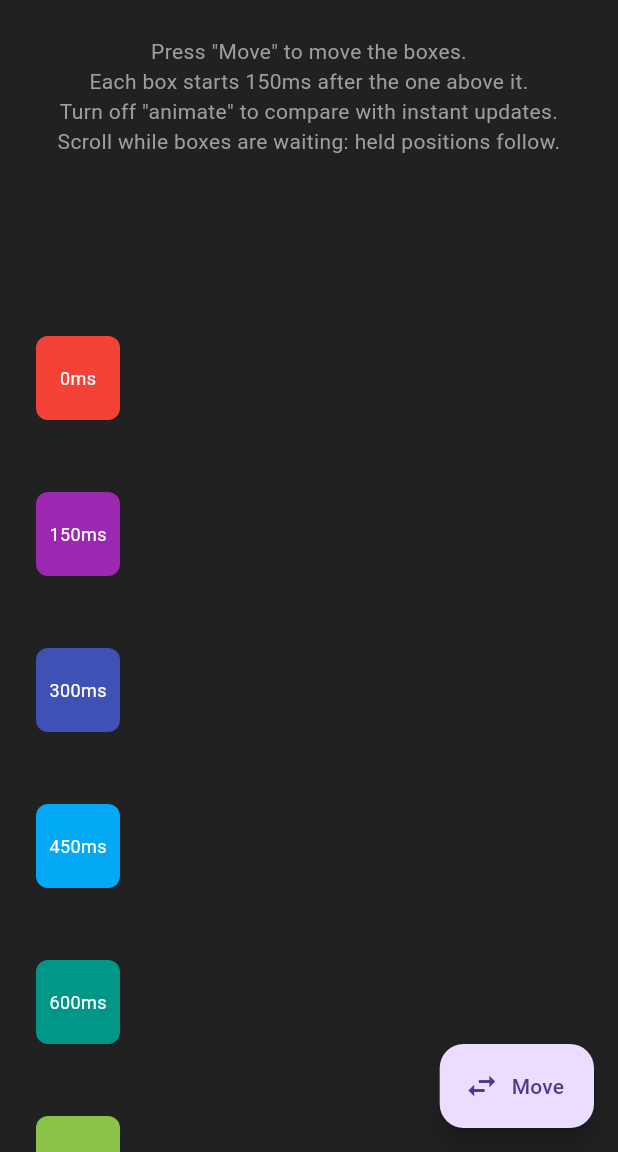
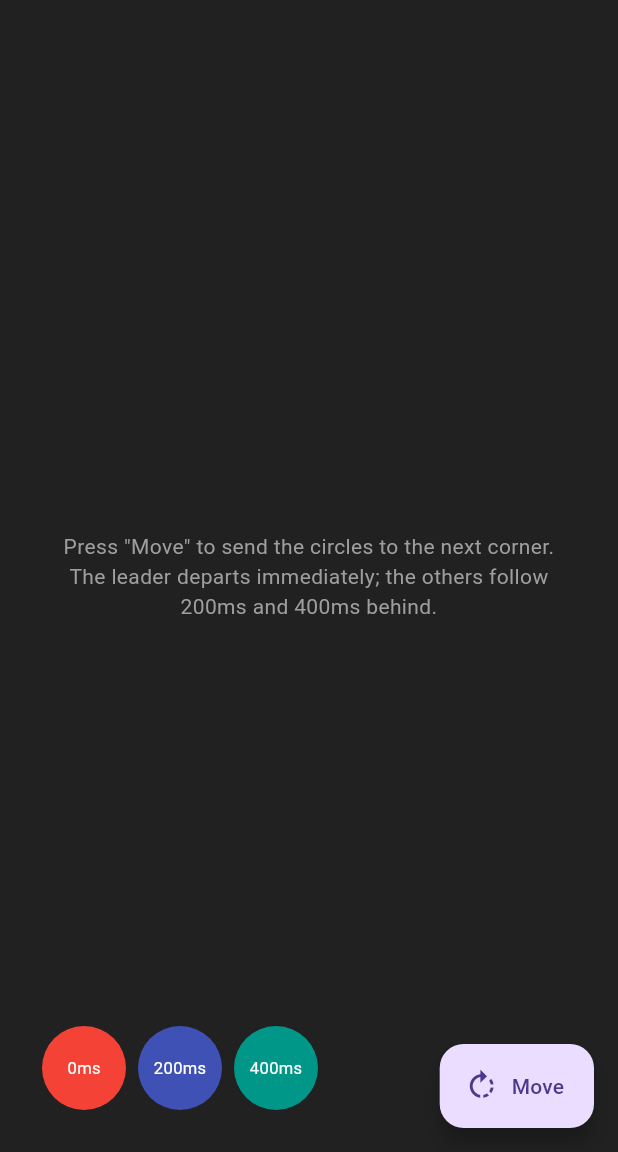
Before and after one commit to chooyan-eng/animated_to, a Flutter app: the screen it shows after launch, in the side drawer, after a tap on "Delayed Animation", on a phone screen of 412 x 824 dp, the part 84-1236 px from its top. Run offline on Flutter 3.47's test engine with Material 3 defaults, Android fonts, the phone set to English and light mode, and no system bars; missing offline and left inert: motor.

Commit message:
change: rework delayed animation example into corner-cycling trail
Three circles travel around the four corners (bottom-left -> top-left
-> top-right -> bottom-right), alternating between a horizontal row
and a vertical column on every move. The leader departs immediately
and the others trail 200ms/400ms behind. Repeated presses while
followers are still waiting exercise the per-change reservation queue.

Replaces the scrollable box list (kept in history at d312baa for
scroll-compensation verification).

Co-Authored-By: Claude Fable 5 <noreply@anthropic.com>

```diff
--- a/example/lib/delayed_animation_page.dart
+++ b/example/lib/delayed_animation_page.dart
@@ -3,15 +3,19 @@ import 'package:flutter/material.dart';
 
 /// Demonstrates the `delay` argument of [AnimatedTo].
 ///
-/// Each box waits `index * 150ms` after its position changes before starting
-/// to animate, so a single rebuild produces a staggered (cascading) motion.
+/// Three circles travel around the four corners of the screen, alternating
+/// between a horizontal row and a vertical column:
+///
+///   bottom-left (row) -> top-left (column) -> top-right (row)
+///     -> bottom-right (column) -> back to bottom-left
+///
+/// The first circle moves immediately and the others follow one by one
+/// (index * 200ms), trailing behind like a queue.
 ///
 /// Things to try:
-/// - Press "Move" once and watch the cascade: boxes further down start later.
-/// - Press "Move" again while boxes are still waiting: each press reserves
-///   its own start (deadlines are never reset), so the first reservation
-///   departs on time and the next one redirects afterwards — including
-///   coming back when the destination is the original position.
+/// - Press "Move" repeatedly before the trailing circles have departed:
+///   every press reserves its own start (deadlines are never reset), so each
+///   circle still visits the corners in order, just later than the leader.
 /// - Turn off "animate" to compare with instant (non-animated) updates.
 class DelayedAnimationPage extends StatefulWidget {
   const DelayedAnimationPage({super.key});
@@ -21,28 +25,29 @@ class DelayedAnimationPage extends StatefulWidget {
 }
 
 class _DelayedAnimationPageState extends State<DelayedAnimationPage> {
-  static const _boxCount = 6;
+  static const _circleCount = 3;
 
-  bool _isLeft = true;
+  /// 0: bottom-left (row), 1: top-left (column),
+  /// 2: top-right (row), 3: bottom-right (column)
+  var _corner = 0;
   bool _useSpring = false;
   bool _animationEnabled = true;
 
-  final _keys = List.generate(_boxCount, (index) => GlobalKey());
+  final _keys = List.generate(_circleCount, (index) => GlobalKey());
 
-  /// Shared with [SingleChildScrollView] and every [AnimatedTo] so that
-  /// scrolling is not misdetected as a position change (see
-  /// [AnimatedTo.verticalController]). Try scrolling while boxes are still
-  /// waiting: the held positions follow the scroll.
-  final _scrollController = ScrollController();
-
-  @override
-  void dispose() {
-    _scrollController.dispose();
-    super.dispose();
-  }
+  static const _alignments = [
+    Alignment.bottomLeft,
+    Alignment.topLeft,
+    Alignment.topRight,
+    Alignment.bottomRight,
+  ];
 
   @override
   Widget build(BuildContext context) {
+    final circles = [
+      for (var i = 0; i < _circleCount; i++) _buildCircle(i),
+    ];
+
     return AnimatedToBoundary(
       child: Scaffold(
         appBar: AppBar(
@@ -69,56 +74,52 @@ class _DelayedAnimationPageState extends State<DelayedAnimationPage> {
         ),
         backgroundColor: Colors.grey[900],
         floatingActionButton: FloatingActionButton.extended(
-          onPressed: () => setState(() => _isLeft = !_isLeft),
-          icon: const Icon(Icons.swap_horiz),
+          onPressed: () => setState(() => _corner = (_corner + 1) % 4),
+          icon: const Icon(Icons.rotate_right),
           label: const Text('Move'),
         ),
-        body: SingleChildScrollView(
-          controller: _scrollController,
-          child: Padding(
+        body: Padding(
           padding: const EdgeInsets.all(24),
-            child: Column(
-              crossAxisAlignment:
-                  _isLeft ? CrossAxisAlignment.start : CrossAxisAlignment.end,
+          child: Stack(
             children: [
               Center(
                 child: Text(
-                    'Press "Move" to move the boxes.\n'
-                    'Each box starts 150ms after the one above it.\n'
-                    'Turn off "animate" to compare with instant updates.\n'
-                    'Scroll while boxes are waiting: held positions follow.',
+                  'Press "Move" to send the circles to the next corner.\n'
+                  'The leader departs immediately; the others follow\n'
+                  '200ms and 400ms behind.',
                   textAlign: TextAlign.center,
                   style: TextStyle(color: Colors.grey[500]),
                 ),
               ),
-                const SizedBox(height: 120),
-                for (var i = 0; i < _boxCount; i++)
-                  Padding(
-                    padding: const EdgeInsets.only(bottom: 48),
-                    child: _buildBox(i),
+              Align(
+                alignment: _alignments[_corner],
+                child: _corner.isEven
+                    ? Row(mainAxisSize: MainAxisSize.min, children: circles)
+                    : Column(mainAxisSize: MainAxisSize.min, children: circles),
               ),
-                const SizedBox(height: 400),
             ],
-            ),
           ),
         ),
       ),
     );
   }
 
-  Widget _buildBox(int index) {
-    final delay = Duration(milliseconds: 150 * index);
-    final child = Container(
+  Widget _buildCircle(int index) {
+    final delay = Duration(milliseconds: 200 * index);
+    final child = Padding(
+      padding: const EdgeInsets.all(4),
+      child: Container(
         width: 56,
         height: 56,
         decoration: BoxDecoration(
-        color: Colors.primaries[index * 2 % Colors.primaries.length],
-        borderRadius: BorderRadius.circular(8),
+          color: Colors.primaries[index * 4 % Colors.primaries.length],
+          shape: BoxShape.circle,
         ),
         alignment: Alignment.center,
         child: Text(
           '${delay.inMilliseconds}ms',
-        style: const TextStyle(color: Colors.white, fontSize: 12),
+          style: const TextStyle(color: Colors.white, fontSize: 11),
+        ),
       ),
     );
 
@@ -127,14 +128,12 @@ class _DelayedAnimationPageState extends State<DelayedAnimationPage> {
             globalKey: _keys[index],
             delay: delay,
             enabled: _animationEnabled,
-            verticalController: _scrollController,
             child: child,
           )
         : AnimatedTo.curve(
             globalKey: _keys[index],
             delay: delay,
             enabled: _animationEnabled,
-            verticalController: _scrollController,
             duration: const Duration(milliseconds: 400),
             curve: Curves.easeInOut,
             child: child,
```
Lines whose indentation alone changed are shown as unchanged.
